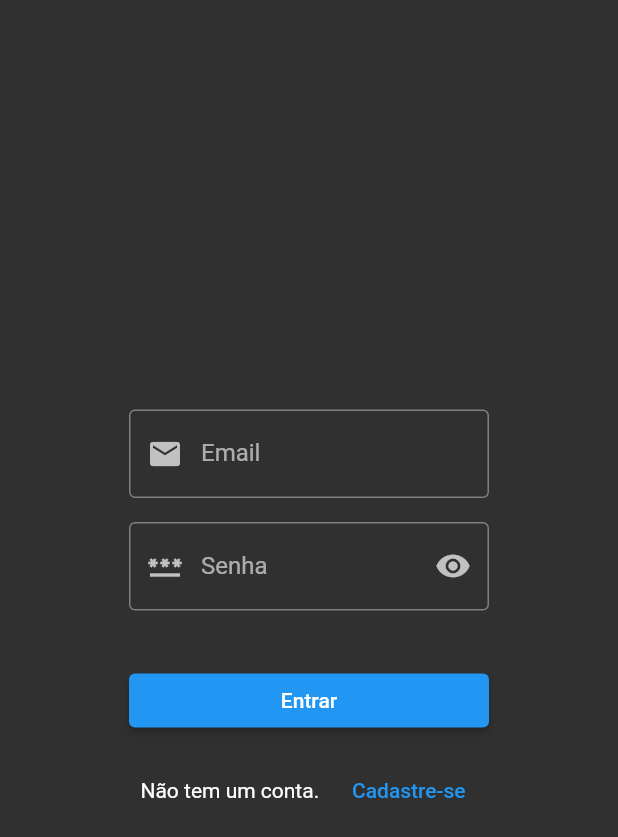
After one commit to evaldofreu/dtcc2022, a Flutter app: the screen it shows after launch, after a tap on "Entrar", on a phone screen of 412 x 824 dp. The commit adds this screen. Shown: the top 837 px of the screen. Run offline on Flutter 3.47's test engine with Material 2 defaults, Android fonts, the phone set to English and light mode, and no system bars; our stand-ins replace firebase_auth, firebase_core, google_fonts; accounts and stored records are empty; network calls fail; Roboto replaces fonts that are missing (Dekko).

Commit message:
Tela de login funcionando

```diff
--- /dev/null
+++ b/lib/login_widget.dart
@@ -0,0 +1,99 @@
+import 'package:firebase_auth/firebase_auth.dart';
+import 'package:flutter/material.dart';
+import 'package:google_fonts/google_fonts.dart';
+import 'input_field.dart';
+
+import 'usuario_model.dart';
+import 'usuario_page.dart';
+
+class LoginWidget extends StatefulWidget {
+  const LoginWidget({Key? key}) : super(key: key);
+
+  @override
+  _LoginWidgetState createState() => _LoginWidgetState();
+}
+
+class _LoginWidgetState extends State<LoginWidget> {
+  bool ver = false;
+  UsuarioModel usuario = UsuarioModel();
+  GlobalKey<FormState> _key = GlobalKey<FormState>();
+  @override
+  Widget build(BuildContext context) {
+    return Center(
+      child: Container(
+        width: 300,
+        padding: const EdgeInsets.all(30.0),
+        child: Form(
+          key: _key,
+          child: Column(
+            mainAxisAlignment: MainAxisAlignment.center,
+            crossAxisAlignment: CrossAxisAlignment.center,
+            children: [
+              InputField(
+                "Email",
+                Icons.email,
+                false,
+                onsaved: (email) => usuario.email = email,
+              ),
+              InputField(
+                "Senha",
+                Icons.password,
+                true,
+                onsaved: (senha) => usuario.senha = senha,
+              ),
+              SizedBox(
+                height: 20,
+              ),
+              _botaoEntrar(),
+              _botaoCadastar(),
+            ],
+          ),
+        ),
+      ),
+    );
+  }
+
+  _botaoEntrar() {
+    return Row(
+      children: [
+        Expanded(
+            child: ElevatedButton(
+                onPressed: () {
+                  _login();
+                },
+                child: Text("Entrar"))),
+      ],
+    );
+  }
+
+  _botaoCadastar() {
+    return Padding(
+      padding: const EdgeInsets.only(top: 12.0),
+      child: Row(mainAxisAlignment: MainAxisAlignment.center, children: [
+        Text("Não tem um conta.    ", style: GoogleFonts.dekko()),
+        TextButton(
+            onPressed: () {
+              Navigator.of(context)
+                  .push(MaterialPageRoute(builder: (context) => UsuarioPage()));
+            },
+            child: Text("Cadastre-se"))
+      ]),
+    );
+  }
+
+  Future<void> _login() async {
+    _key.currentState!.save();
+
+    try {
+      UserCredential userCredential = await FirebaseAuth.instance
+          .signInWithEmailAndPassword(
+              email: usuario.email!, password: usuario.senha!);
+    } on FirebaseAuthException catch (e) {
+      if (e.code == 'user-not-found') {
+        print('Nenhum usuário com este email.');
+      } else if (e.code == 'wrong-password') {
+        print('Senha incorreta.');
+      }
+    }
+  }
+}
--- a/lib/main.dart
+++ b/lib/main.dart
@@ -1,9 +1,15 @@
+import 'package:firebase_core/firebase_core.dart';
 import 'package:flutter/material.dart';
 
-import 'login_page.dart';
+import 'login_widget.dart';
+import 'firebase_options.dart';
+import 'main_page.dart';
 
 Future<void> main() async {
   WidgetsFlutterBinding.ensureInitialized();
+  await Firebase.initializeApp(
+    options: DefaultFirebaseOptions.currentPlatform,
+  );
   runApp(MyApp());
 }
 
@@ -14,6 +20,6 @@ class MyApp extends StatelessWidget {
         debugShowCheckedModeBanner: false,
         title: 'Aplicativo de revisão',
         theme: ThemeData.dark(),
-        home: LoginPage());
+        home: MainPage());
   }
 }
--- /dev/null
+++ b/lib/main_page.dart
@@ -0,0 +1,44 @@
+import 'package:dtcc2022/usuario_model.dart';
+import 'package:firebase_auth/firebase_auth.dart';
+import 'package:flutter/material.dart';
+
+import 'login_widget.dart';
+
+class MainPage extends StatefulWidget {
+  MainPage({Key? key}) : super(key: key);
+
+  @override
+  State<MainPage> createState() => _MainPageState();
+}
+
+class _MainPageState extends State<MainPage> {
+  UsuarioModel? usuario;
+
+  autenticacao() {
+    FirebaseAuth.instance.authStateChanges().listen((User? user) {
+      if (user == null) {
+        print('Usuário fez logout!');
+        setState(() {
+          usuario = null;
+        });
+      } else {
+        print('Usuario fez SigIn!');
+        setState(() {
+          usuario = UsuarioModel(
+              id: user.uid, nome: user.displayName, email: user.email);
+        });
+      }
+    });
+  }
+
+  @override
+  void initState() {
+    super.initState();
+    autenticacao();
+  }
+
+  @override
+  Widget build(BuildContext context) {
+    return Scaffold(body: usuario == null ? LoginWidget() : Container());
+  }
+}
```
Also changed, not shown: lib/login_page.dart (deleted, +0 -74 lines), lib/firebase_options.dart (added).
